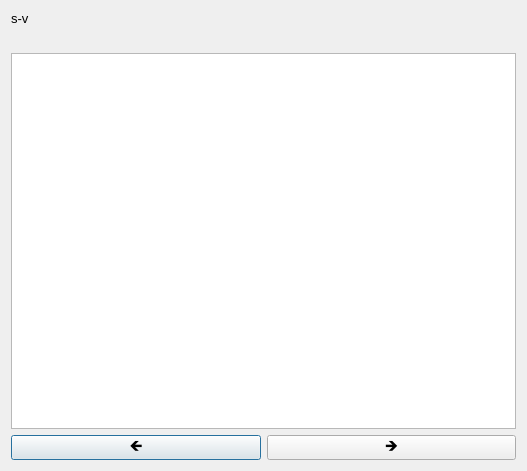
First picture: the form in src/core/tafsirdialog.ui, repository 0xzer0x/quran-companion, before the edit.
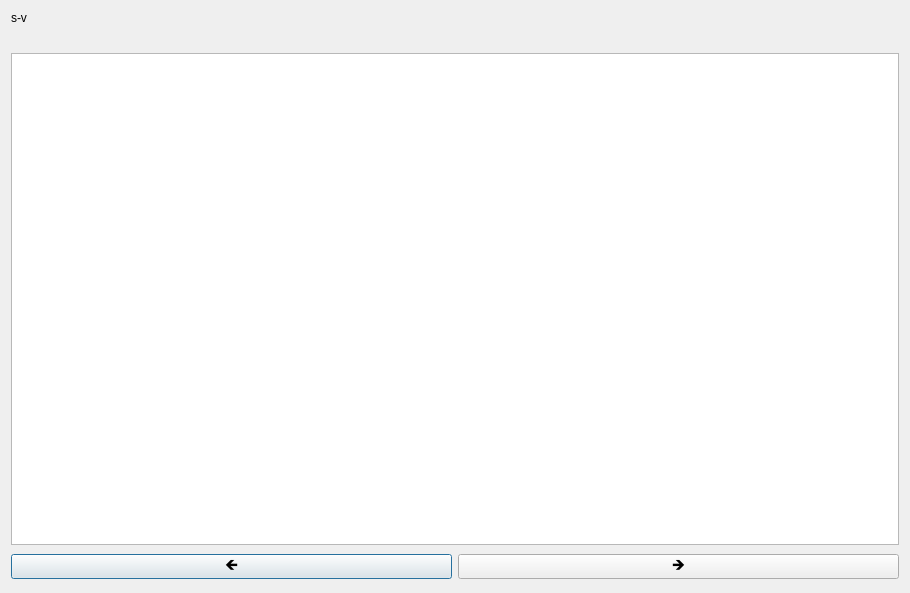
Second picture: the form after the edit.

The edit to the form file:
```diff
--- a/src/core/tafsirdialog.ui
+++ b/src/core/tafsirdialog.ui
@@ -6,8 +6,8 @@
    <rect>
     <x>0</x>
     <y>0</y>
-    <width>527</width>
-    <height>471</height>
+    <width>910</width>
+    <height>593</height>
    </rect>
   </property>
   <property name="windowTitle">
@@ -16,11 +16,6 @@
   <layout class="QVBoxLayout" name="verticalLayout">
    <item>
     <widget class="QLabel" name="lbVerseInfo">
-     <property name="font">
-      <font>
-       <pointsize>10</pointsize>
-      </font>
-     </property>
      <property name="text">
       <string>s-v</string>
      </property>
@@ -30,6 +25,7 @@
     <widget class="QLabel" name="lbVerseText">
      <property name="font">
       <font>
+       <family>SF Pro Display</family>
        <pointsize>10</pointsize>
       </font>
      </property>
@@ -62,6 +58,12 @@
    </item>
    <item>
     <layout class="QHBoxLayout" name="horizontalLayout">
+     <property name="topMargin">
+      <number>3</number>
+     </property>
+     <property name="bottomMargin">
+      <number>3</number>
+     </property>
      <item>
       <widget class="QPushButton" name="btnNext">
        <property name="minimumSize">
```
